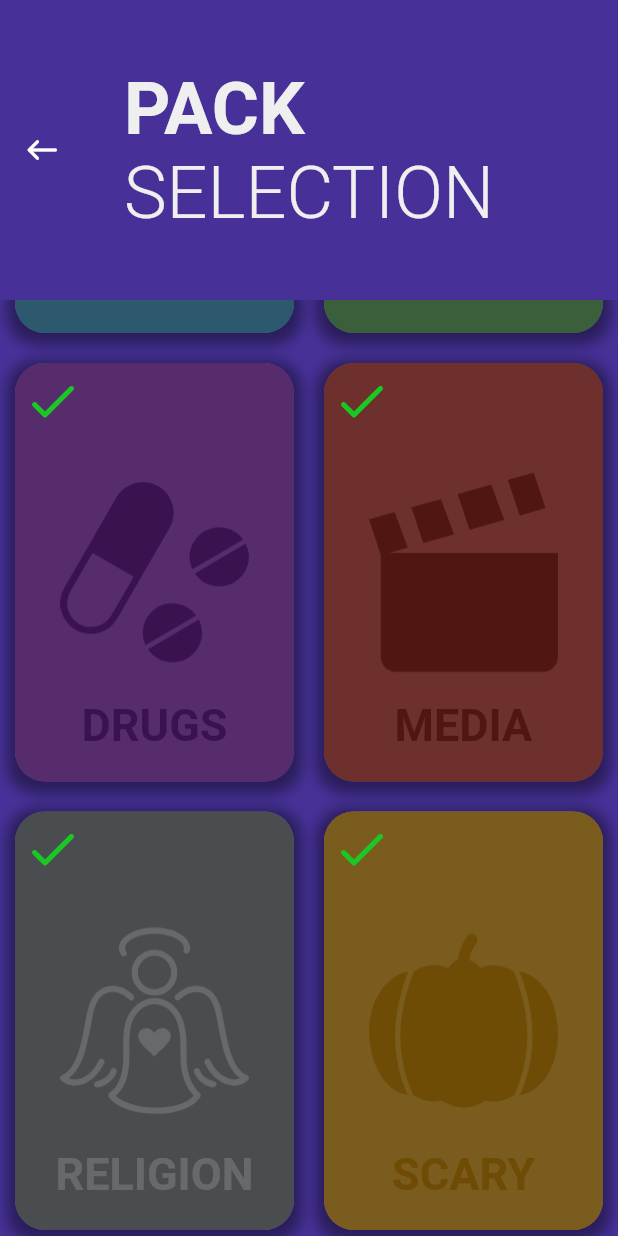
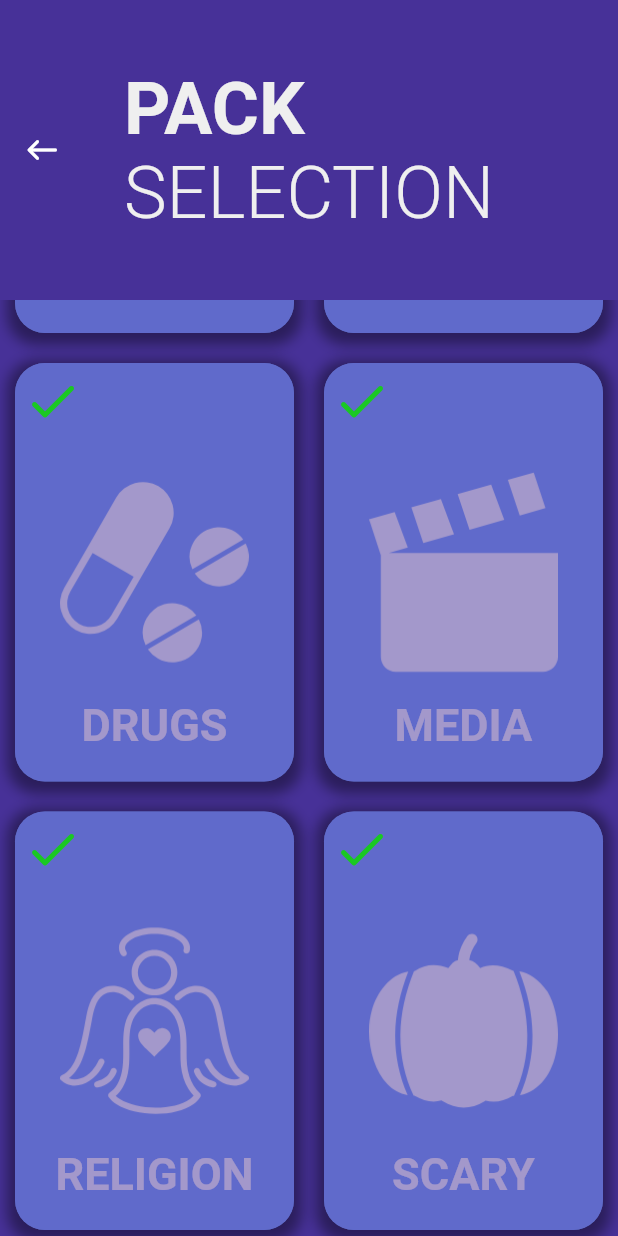
Before and after one commit to thijsnulle/crank-it-up, a Flutter app: the PackSelectionScreen screen opened directly, scrolled down 576 dp, on a phone screen of 412 x 824 dp. Run offline on Flutter 3.47's test engine with Material 2 defaults, Android fonts, the phone set to English and light mode, and no system bars; our stand-ins replace auto_size_text, confetti, flash, flutter_markdown, flutter_svg_provider, numberpicker and 1 more; missing offline and left inert: page_flip_builder; Roboto replaces fonts that are missing (Montserrat).

Commit message:
Remove different colours from packs

```diff
--- a/lib/app.dart
+++ b/lib/app.dart
@@ -1,6 +1,4 @@
 library crank_it_up.lib.app;
-
-import 'dart:ui';
 
 int maxRanks = 1;
 List<bool> ranks = List<bool>.filled(maxRanks, false);
@@ -26,7 +24,7 @@ List<Pack> packs = [
       'You are on hold for tech support, what are they playing for you?',
       'You are rolling around in whipped cream, what did you put on?',
     ],
-      color: const Color.fromARGB(255, 43, 41, 41)),
+  ),
   Pack(
     id: 1,
     name: "18+",
@@ -40,7 +38,7 @@ List<Pack> packs = [
       'You catch your parents having sex, what did they put on?',
       'Your lover is seducing you, what did they put on?',
     ],
-      color: const Color.fromARGB(255, 160, 44, 36)),
+  ),
   Pack(
     id: 2,
     name: "CHILL",
@@ -50,7 +48,7 @@ List<Pack> packs = [
       'If you’re flying like a bird, what’d you listen to?',
       'You’re vibing in the womb, what’s your mom listening to?',
     ],
-      color: const Color(0xFF247BA0)),
+  ),
   Pack(
     id: 3,
     name: "COUNTRIES",
@@ -61,7 +59,7 @@ List<Pack> packs = [
       'Kim Jung Un will listen to one song to free North Korea, what do you put up?',
       'You are on a research mission in the arctics, what’s your coworker playing?',
     ],
-      color: const Color.fromARGB(255, 73, 155, 74)),
+  ),
   Pack(
     id: 4,
     name: "DRUGS",
@@ -78,7 +76,7 @@ List<Pack> packs = [
       'You’re trip sitting your friend for the first time, what do you play for them?',
       'You just drank a bottle of vodka by yourself, what’s the song on?',
     ],
-      color: const Color.fromARGB(255, 119, 36, 160)),
+  ),
   Pack(
     id: 5,
     name: "MEDIA",
@@ -91,7 +89,7 @@ List<Pack> packs = [
       'You’re watching one of those fake game ads, what’s their background music?',
       'A car commercial is on, what’s playing in the background?',
     ],
-      color: const Color.fromARGB(255, 160, 44, 36)),
+  ),
   Pack(
     id: 6,
     name: "RELIGION",
@@ -104,7 +102,7 @@ List<Pack> packs = [
       'You’re being tortured in hell, what’s Satan playing?',
       'You are God, you’re on the seventh day of creating Earth, what do you play to end it?',
     ],
-      color: const Color.fromARGB(255, 207, 210, 212)),
+  ),
   Pack(
     id: 7,
     name: "SCARY",
@@ -116,7 +114,7 @@ List<Pack> packs = [
       'In a zombie apocalypse, what’s the going song?',
       'You’re being poisoned, what song do you go out on?',
     ],
-      color: const Color.fromARGB(255, 222, 152, 12)),
+  ),
   Pack(
     id: 8,
     name: "SCI-FI",
@@ -128,7 +126,7 @@ List<Pack> packs = [
       'The aliens are planning to exterminate the human race, which song do you play to stop them?',
       'You’re in a rocket travelling through space with only one song, what’s on repeat?',
     ],
-      color: const Color.fromARGB(255, 119, 36, 160)),
+  ),
   Pack(
     id: 9,
     name: "SPORTS",
@@ -141,7 +139,7 @@ List<Pack> packs = [
       'Someone is jogging past you with very loud music, what do you hear?',
       'You’re wrestling a boar in the mud, what’s your jam?',
     ],
-      color: const Color.fromARGB(255, 160, 44, 36)),
+  ),
   Pack(
     id: 10,
     name: "VACATION",
@@ -152,7 +150,7 @@ List<Pack> packs = [
       'You listen to a snake charmer, what is he playing?',
       'You’re in a Japanese elevator, what’s the tune?',
     ],
-      color: const Color.fromARGB(255, 222, 152, 12)),
+  ),
   Pack(
     id: 11,
     name: "WEED",
@@ -163,7 +161,7 @@ List<Pack> packs = [
       'You’re in smoking the car with your mate with a seaside view, what’s on the car radio?',
       'You just rolled your first cross joint, what do you play to celebrate?',
     ],
-      color: const Color.fromARGB(255, 73, 155, 74)),
+  ),
 ];
 
 class GameObject {
@@ -191,7 +189,6 @@ class Pack {
   final String name;
   final String img;
   final List scenarios;
-  final Color color;
   bool isSelected;
 
   Pack({
@@ -199,7 +196,6 @@ class Pack {
     required this.name,
     required this.img,
     required this.scenarios,
-    required this.color,
     this.isSelected = true,
   });
 }
--- a/lib/components/pack.dart
+++ b/lib/components/pack.dart
@@ -1,14 +1,14 @@
 import 'package:crank_it_up/app.dart';
+import 'package:crank_it_up/color_scheme.dart';
 import 'package:flutter/material.dart';
 import 'package:flutter_svg_provider/flutter_svg_provider.dart';
 
 class PackCard extends StatefulWidget {
   final int id;
   final String name;
-  final Color color;
   final String img;
 
-  const PackCard({super.key, required this.id, required this.name, required this.color, required this.img});
+  const PackCard({super.key, required this.id, required this.name, required this.img});
 
   @override
   PackState createState() => PackState();
@@ -27,7 +27,7 @@ class PackState extends State<PackCard> with AutomaticKeepAliveClientMixin<PackC
         Container(
           decoration: BoxDecoration(
             borderRadius: BorderRadius.circular(20),
-            color: HSLColor.fromColor(widget.color).withLightness(0.6).toColor(),
+            color: colorScheme.primaryContainer,
             boxShadow: const [
               BoxShadow(
                 color: Color(0x66000000),
@@ -42,7 +42,8 @@ class PackState extends State<PackCard> with AutomaticKeepAliveClientMixin<PackC
           padding: const EdgeInsets.all(30),
           child: Container(
               decoration: BoxDecoration(
-                  image: DecorationImage(image: Svg('assets/images/${widget.img}.svg', color: widget.color)),
+                  image: DecorationImage(
+                      image: Svg('assets/images/${widget.img}.svg', color: colorScheme.onPrimaryContainer)),
                   borderRadius: BorderRadius.circular(20))),
         ),
         Padding(
@@ -52,7 +53,10 @@ class PackState extends State<PackCard> with AutomaticKeepAliveClientMixin<PackC
                 child: Text(
                   widget.name,
                   style: TextStyle(
-                      color: widget.color, fontFamily: 'Montserrat', fontSize: 30, fontWeight: FontWeight.bold),
+                      color: colorScheme.onPrimaryContainer,
+                      fontFamily: 'Montserrat',
+                      fontSize: 30,
+                      fontWeight: FontWeight.bold),
                 ))),
         GestureDetector(
             onTap: () {
@@ -65,7 +69,8 @@ class PackState extends State<PackCard> with AutomaticKeepAliveClientMixin<PackC
                 Container(
                   decoration: BoxDecoration(
                       borderRadius: BorderRadius.circular(20),
-                      color: packs[widget.id].isSelected ? Colors.black.withOpacity(0.5) : Colors.transparent),
+                      color:
+                          packs[widget.id].isSelected ? colorScheme.background.withOpacity(0.5) : Colors.transparent),
                 ),
                 Padding(
                   padding: const EdgeInsets.only(left: 5, top: 5),
--- a/lib/screens/pack_selection_screen.dart
+++ b/lib/screens/pack_selection_screen.dart
@@ -15,9 +15,7 @@ class PackSelectionScreen extends StatelessWidget {
         padding: const EdgeInsets.only(top: 20, bottom: 20, left: 10, right: 10),
         gridDelegate: const SliverGridDelegateWithFixedCrossAxisCount(
             crossAxisCount: 2, mainAxisSpacing: 20, crossAxisSpacing: 20, childAspectRatio: 2 / 3),
-        children: packs
-            .map((element) => PackCard(id: element.id, name: element.name, color: element.color, img: element.img))
-            .toList(),
+        children: packs.map((element) => PackCard(id: element.id, name: element.name, img: element.img)).toList(),
       ),
     );
   }
```
Lines whose indentation alone changed are shown as unchanged.
